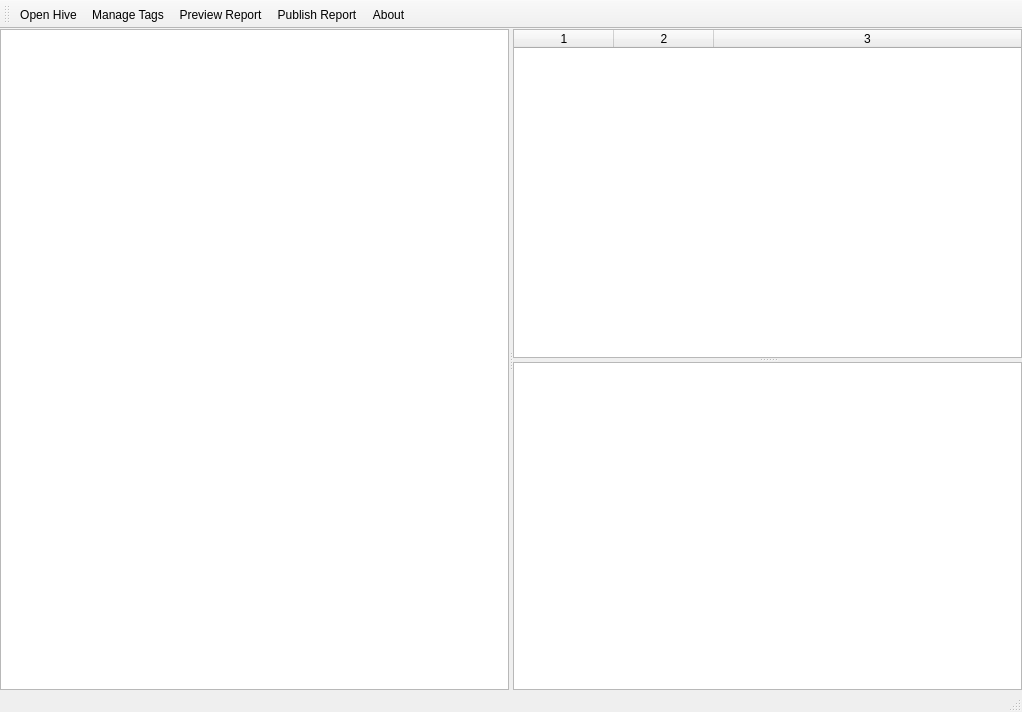
This is wombatregistry.ui in pjrinaldi/wombatregistry as Qt 5 draws it before an edit. The edited form follows.
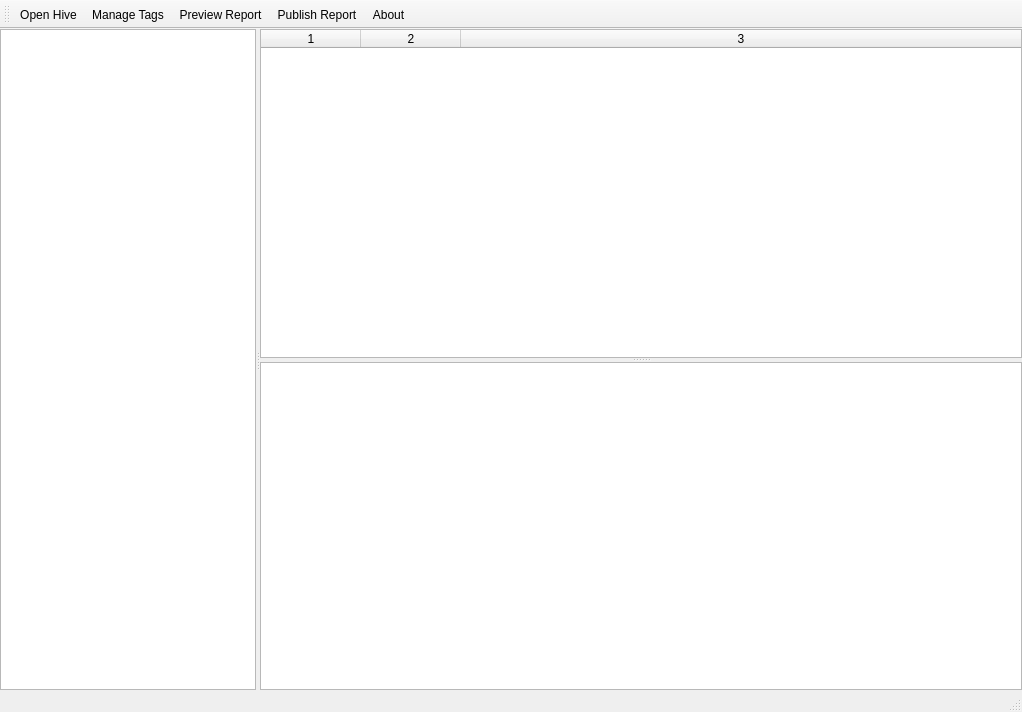
This is the edited form. Icons and pictures are not drawn.

Commit message: switched tag column to 0 from 2. adding horstretch for right splitterview

The edit to the form file:
```diff
--- a/wombatregistry.ui
+++ b/wombatregistry.ui
@@ -53,6 +53,12 @@
        </column>
       </widget>
       <widget class="QSplitter" name="splitter">
+       <property name="sizePolicy">
+        <sizepolicy hsizetype="Preferred" vsizetype="Expanding">
+         <horstretch>1</horstretch>
+         <verstretch>0</verstretch>
+        </sizepolicy>
+       </property>
        <property name="orientation">
         <enum>Qt::Vertical</enum>
        </property>
```
The commit also changes 2 other files.
